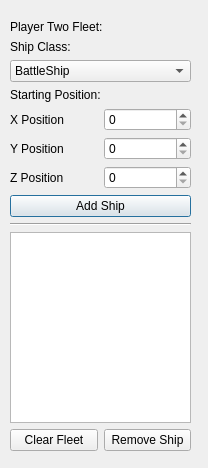
The window that teamtwomenu.ui (BenjaminHCheung/Starship-Chess) describes before a commit, drawn with Qt 5.
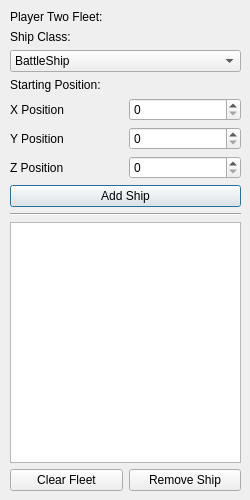
The same window after the commit.

Commit message: tried to fix the size of the gui though it did not work

Patch:
```diff
--- a/teamtwomenu.ui
+++ b/teamtwomenu.ui
@@ -6,8 +6,8 @@
    <rect>
     <x>0</x>
     <y>0</y>
-    <width>208</width>
-    <height>468</height>
+    <width>250</width>
+    <height>500</height>
    </rect>
   </property>
   <property name="windowTitle">
@@ -17,9 +17,9 @@
    <property name="geometry">
     <rect>
      <x>10</x>
-     <y>20</y>
-     <width>181</width>
-     <height>431</height>
+     <y>10</y>
+     <width>231</width>
+     <height>481</height>
     </rect>
    </property>
    <layout class="QVBoxLayout" name="verticalLayout">
```
The commit also changes 4 other files.
